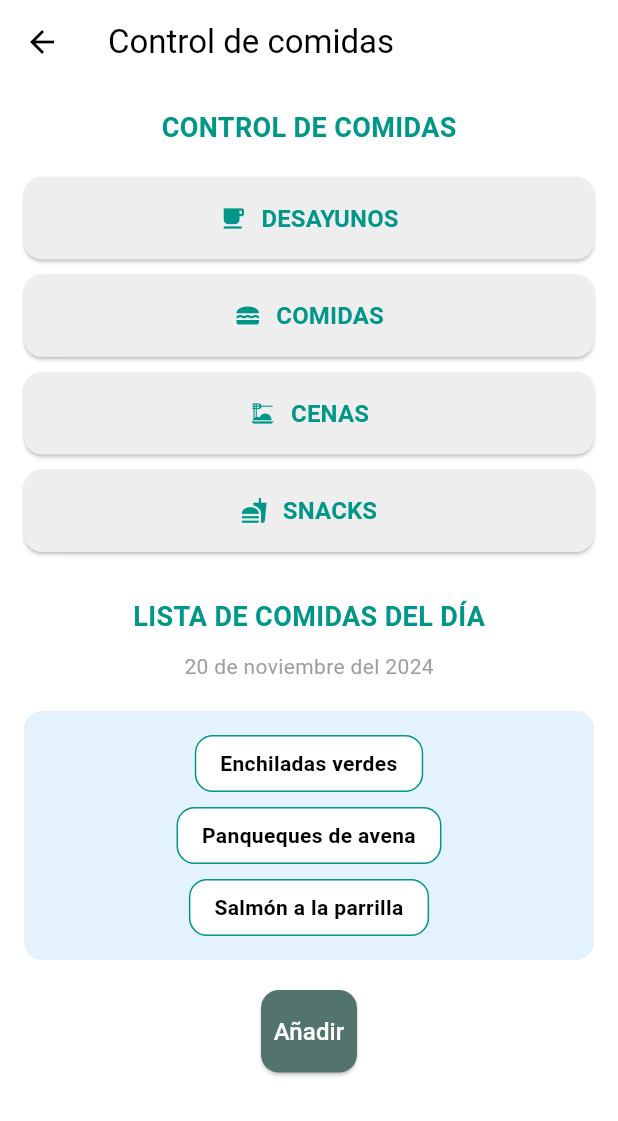
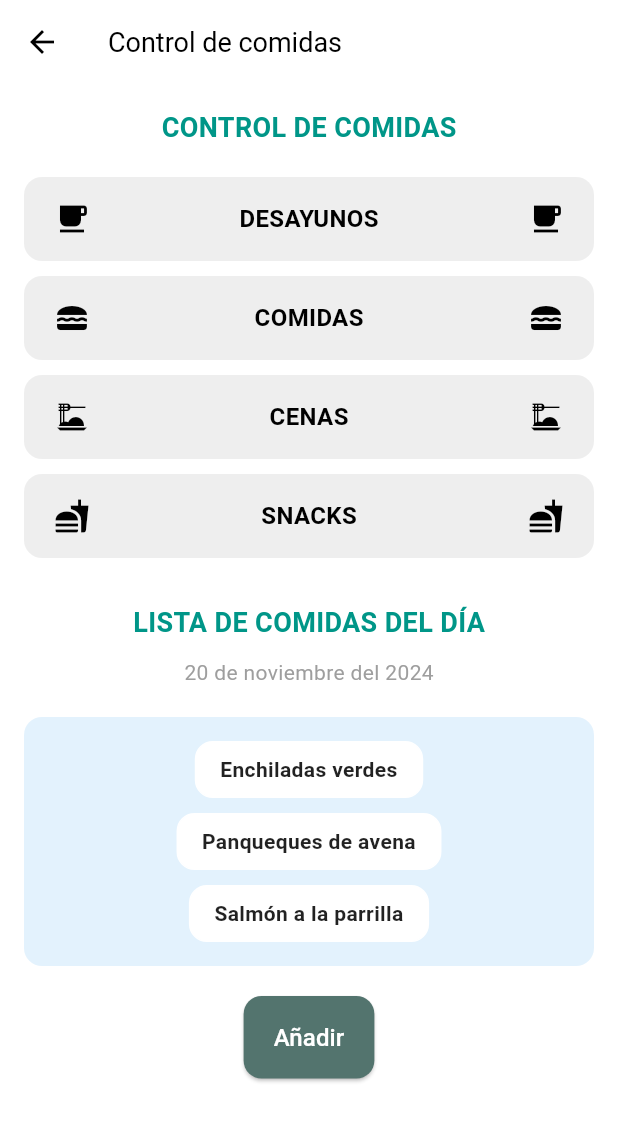
Before and after one commit to JonathanDeLaCruz/zean, a Flutter app: the ComidasPage screen opened directly, on a phone screen of 412 x 824 dp. Shown: the top 1121 px of the screen. Run offline on Flutter 3.47's test engine with Material 3 defaults, Android fonts, the phone set to English and light mode, and no system bars; our stand-ins replace motion_tab_bar, qr_flutter; missing offline and left inert: flame.

Commit message:
Modificaciones para la tablet

```diff
--- a/lib/game/comidas.dart
+++ b/lib/game/comidas.dart
@@ -6,6 +6,9 @@ class ComidasPage extends StatelessWidget {
 
   @override
   Widget build(BuildContext context) {
+    final size = MediaQuery.of(context).size;
+    final isTablet = size.width > 600; // Determina si es tablet o no.
+
     return Scaffold(
       appBar: AppBar(
         leading: IconButton(
@@ -14,9 +17,12 @@ class ComidasPage extends StatelessWidget {
             Navigator.pop(context);
           },
         ),
-        title: const Text(
+        title: Text(
           "Control de comidas",
-          style: TextStyle(color: Colors.black),
+          style: TextStyle(
+            color: Colors.black,
+            fontSize: isTablet ? 24 : 18,
+          ),
         ),
         backgroundColor: Colors.white,
         elevation: 0,
@@ -25,57 +31,84 @@ class ComidasPage extends StatelessWidget {
       backgroundColor: Colors.white,
       body: SingleChildScrollView(
         child: Padding(
-          padding: const EdgeInsets.all(16.0),
+          padding: EdgeInsets.all(isTablet ? 24.0 : 16.0),
           child: Column(
             crossAxisAlignment: CrossAxisAlignment.start,
             children: [
-              const Center(
+              // Título principal
+              Center(
                 child: Text(
                   "CONTROL DE COMIDAS",
                   style: TextStyle(
-                    fontSize: 18,
+                    fontSize: isTablet ? 24 : 18,
                     fontWeight: FontWeight.bold,
                     color: Colors.teal,
                   ),
                 ),
               ),
-              const SizedBox(height: 20),
+              SizedBox(height: isTablet ? 30 : 20),
 
               // Botones de categorías
-              _buildCategoryButton("DESAYUNOS", Icons.free_breakfast, 1, context),
-              const SizedBox(height: 10),
-              _buildCategoryButton("COMIDAS", Icons.lunch_dining, 2, context),
-              const SizedBox(height: 10),
-              _buildCategoryButton("CENAS", Icons.dinner_dining, 3, context),
-              const SizedBox(height: 10),
-              _buildCategoryButton("SNACKS", Icons.fastfood, 4, context),
-              const SizedBox(height: 30),
+              _buildCategoryButton(
+                "DESAYUNOS",
+                Icons.free_breakfast,
+                Icons.free_breakfast,
+                isTablet,
+                context,
+              ),
+              SizedBox(height: isTablet ? 20 : 10),
+              _buildCategoryButton(
+                "COMIDAS",
+                Icons.lunch_dining,
+                Icons.lunch_dining,
+                isTablet,
+                context,
+              ),
+              SizedBox(height: isTablet ? 20 : 10),
+              _buildCategoryButton(
+                "CENAS",
+                Icons.dinner_dining,
+                Icons.dinner_dining,
+                isTablet,
+                context,
+              ),
+              SizedBox(height: isTablet ? 20 : 10),
+              _buildCategoryButton(
+                "SNACKS",
+                Icons.fastfood,
+                Icons.fastfood,
+                isTablet,
+                context,
+              ),
+              SizedBox(height: isTablet ? 40 : 30),
 
               // Lista de comidas del día
-              const Center(
+              Center(
                 child: Text(
                   "LISTA DE COMIDAS DEL DÍA",
                   style: TextStyle(
-                    fontSize: 18,
+                    fontSize: isTablet ? 24 : 18,
                     fontWeight: FontWeight.bold,
                     color: Colors.teal,
                   ),
                 ),
               ),
-              const SizedBox(height: 10),
-              const Center(
+              SizedBox(height: isTablet ? 20 : 10),
+              Center(
                 child: Text(
                   "20 de noviembre del 2024",
                   style: TextStyle(
-                    fontSize: 14,
+                    fontSize: isTablet ? 16 : 14,
                     color: Colors.grey,
                   ),
                 ),
               ),
-              const SizedBox(height: 20),
+              SizedBox(height: isTablet ? 30 : 20),
+
+              // Card de lista de comidas
               Container(
-                width: double.infinity, // Ocupa el 100% del ancho disponible
-                padding: const EdgeInsets.all(16.0),
+                width: double.infinity,
+                padding: EdgeInsets.all(isTablet ? 24.0 : 16.0),
                 decoration: BoxDecoration(
                   color: Colors.blue[50],
                   borderRadius: BorderRadius.circular(12),
@@ -90,8 +123,7 @@ class ComidasPage extends StatelessWidget {
                   ],
                 ),
               ),
-
-              const SizedBox(height: 20),
+              SizedBox(height: isTablet ? 30 : 20),
 
               // Botón de añadir
               Center(
@@ -101,14 +133,20 @@ class ComidasPage extends StatelessWidget {
                   },
                   style: ElevatedButton.styleFrom(
                     backgroundColor: const Color(0xFF53746E),
-                    padding: const EdgeInsets.symmetric(vertical: 16),
+                    padding: EdgeInsets.symmetric(
+                      vertical: isTablet ? 20 : 16,
+                      horizontal: isTablet ? 40 : 20,
+                    ),
                     shape: RoundedRectangleBorder(
                       borderRadius: BorderRadius.circular(12),
                     ),
                   ),
-                  child: const Text(
+                  child: Text(
                     "Añadir",
-                    style: TextStyle(fontSize: 16, color: Colors.white),
+                    style: TextStyle(
+                      fontSize: isTablet ? 20 : 16,
+                      color: Colors.white,
+                    ),
                   ),
                 ),
               ),
@@ -119,9 +157,10 @@ class ComidasPage extends StatelessWidget {
     );
   }
 
-  Widget _buildCategoryButton(String title, IconData icon, int categoryId, context) {
-    return ElevatedButton(
-      onPressed: () {
+  Widget _buildCategoryButton(
+      String title, IconData leftIcon, IconData rightIcon, bool isTablet, context) {
+    return InkWell(
+    onTap: () {
       Navigator.push(
         context,
         MaterialPageRoute(
@@ -129,27 +168,30 @@ class ComidasPage extends StatelessWidget {
         ),
       );
     },
-      style: ElevatedButton.styleFrom(
-        backgroundColor: Colors.grey[200],
-        padding: const EdgeInsets.symmetric(vertical: 16),
-        shape: RoundedRectangleBorder(
+      child: Container(
+      decoration: BoxDecoration(
+        color: Colors.grey[200],
         borderRadius: BorderRadius.circular(12),
       ),
+      padding: EdgeInsets.symmetric(
+        vertical: isTablet ? 20 : 16,
+        horizontal: isTablet ? 30 : 20,
       ),
       child: Row(
-        mainAxisAlignment: MainAxisAlignment.center,
+        mainAxisAlignment: MainAxisAlignment.spaceBetween,
         children: [
-          Icon(icon, color: Colors.teal),
-          const SizedBox(width: 10),
+          Icon(leftIcon, color: const Color.fromARGB(255, 1, 1, 1), size: isTablet ? 36 : 24),
           Text(
             title,
-            style: const TextStyle(
-              fontSize: 16,
-              color: Colors.teal,
+            style: TextStyle(
+              fontSize: isTablet ? 20 : 16,
               fontWeight: FontWeight.bold,
+              color: const Color.fromARGB(255, 0, 0, 0),
             ),
           ),
+          Icon(rightIcon, color: const Color.fromARGB(255, 0, 0, 0), size: isTablet ? 36 : 24),
         ],
+      ),
     ),
     );
   }
@@ -162,19 +204,23 @@ class _FoodItem extends StatelessWidget {
 
   @override
   Widget build(BuildContext context) {
+    final isTablet = MediaQuery.of(context).size.width > 600;
     return Container(
-      padding: const EdgeInsets.symmetric(vertical: 8, horizontal: 16),
+      padding: EdgeInsets.symmetric(
+        vertical: isTablet ? 12 : 8,
+        horizontal: isTablet ? 24 : 16,
+      ),
       decoration: BoxDecoration(
         color: Colors.white,
         borderRadius: BorderRadius.circular(12),
-        border: Border.all(color: Colors.teal),
+        border: Border.all(color: const Color.fromARGB(255, 255, 255, 255)),
       ),
       child: Text(
         text,
-        style: const TextStyle(
-          fontSize: 14,
+        style: TextStyle(
+          fontSize: isTablet ? 18 : 14,
           fontWeight: FontWeight.bold,
-          color: Colors.black,
+          color: Colors.black87,
         ),
         textAlign: TextAlign.center,
       ),
```
Also changed, not shown: lib/game/home.dart (+47 -28 lines), lib/game/perfil.dart (+36 -4 lines). Lines whose indentation alone changed are shown as unchanged.
